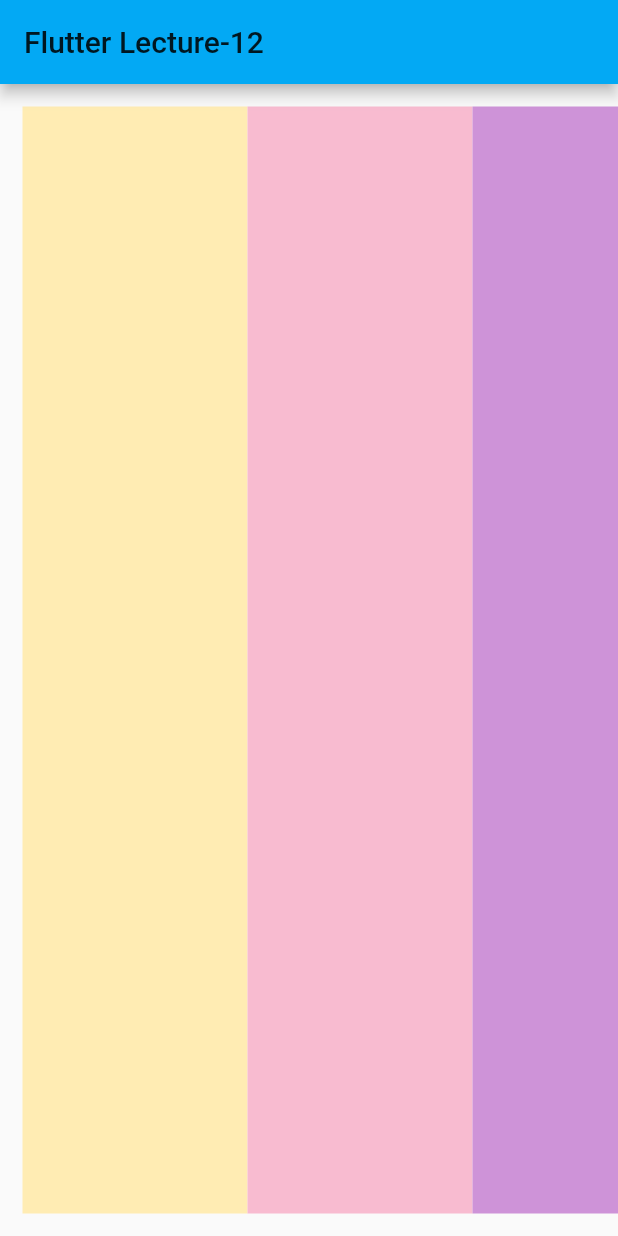
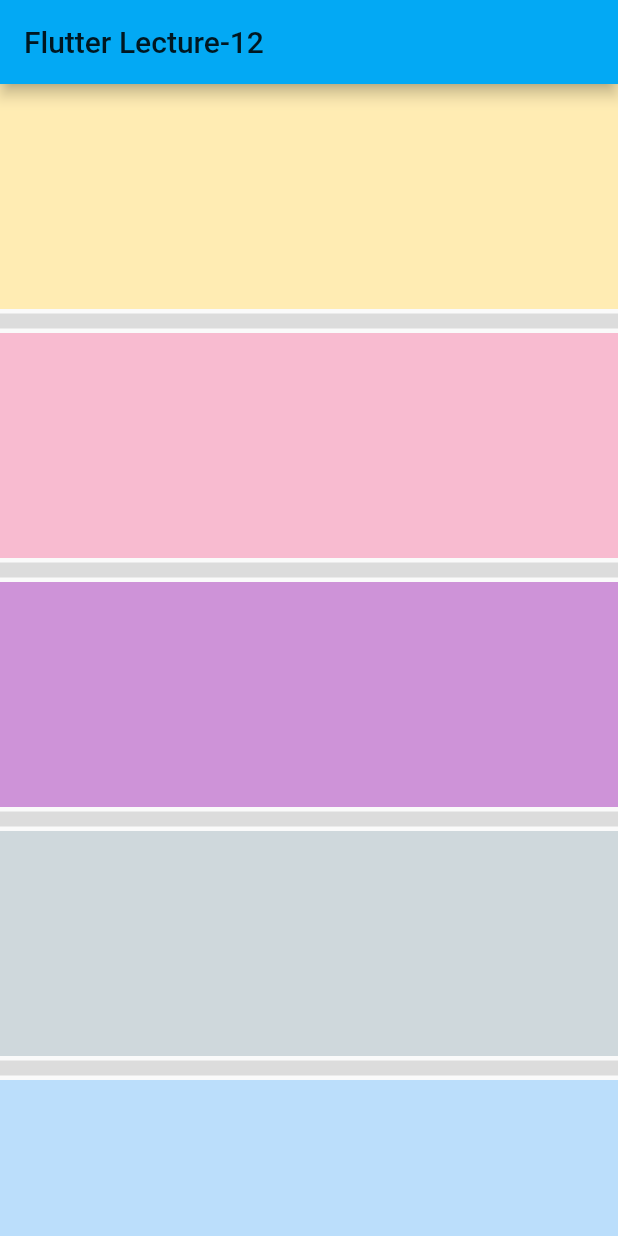
Before and after one commit to moniradiu/flutter-class-app, a Flutter app: the screen it shows after launch, on a phone screen of 412 x 824 dp. Run offline on Flutter 3.47's test engine with Material 2 defaults, Android fonts, the phone set to English and light mode, and no system bars.

Commit message:
Listviwe using Builder And Separated

```diff
--- a/lib/main.dart
+++ b/lib/main.dart
@@ -30,50 +30,75 @@ class MyHomePage extends StatefulWidget {
 
 class _MyHomePageState extends State<MyHomePage> {
   var textEditingController = TextEditingController();
+  List<Color> color = [
+    Colors.amber[100],
+    Colors.pink[100],
+    Colors.purple[200],
+    Colors.blueGrey[100],
+    Colors.blue[100],
+    Colors.red[100],
+    Colors.green[100],
+    Colors.lime[200],
+  ];
   @override
   Widget build(BuildContext context) {
     return Scaffold(
       appBar: AppBar(
         title: Text(widget.title),
       ),
-      body: Container(
-        child: SingleChildScrollView(
-          padding: const EdgeInsets.all(15),
-          scrollDirection: Axis.horizontal,
-          child: Row(
-            children: [
-              Container(
-                width: 150,
-                color: Colors.amber[100],
-              ),
-              Container(
-                width: 150,
-                color: Colors.pink[100],
-              ),
-              Container(
-                width: 150,
-                color: Colors.purple[200],
-              ),
-              Container(
-                width: 150,
-                color: Colors.blueGrey[100],
-              ),
-              Container(
-                width: 150,
-                color: Colors.red[100],
-              ),
-              Container(
-                width: 150,
-                color: Colors.green[100],
-              ),
-              Container(
-                width: 150,
-                color: Colors.lime[100],
-              ),
-            ],
-          ),
-        ),
+      //body: ListView.builder(
+      body: ListView.separated(
+        separatorBuilder: (context, index) {
+          return Divider(
+            thickness: 10,
+          );
+        },
+        physics: BouncingScrollPhysics(),
+        itemCount: 8,
+        itemBuilder: (context, index) {
+          return Container(
+            height: 150,
+            color: color[index],
+          );
+        },
       ),
     );
   }
 }
+
+//  child: SingleChildScrollView(
+//         padding: const EdgeInsets.all(15),
+//         scrollDirection: Axis.horizontal,
+//         child: Row(
+//           children: [
+//             Container(
+//               width: 150,
+//               color: Colors.amber[100],
+//             ),
+//             Container(
+//               width: 150,
+//               color: Colors.pink[100],
+//             ),
+//             Container(
+//               width: 150,
+//               color: Colors.purple[200],
+//             ),
+//             Container(
+//               width: 150,
+//               color: Colors.blueGrey[100],
+//             ),
+//             Container(
+//               width: 150,
+//               color: Colors.red[100],
+//             ),
+//             Container(
+//               width: 150,
+//               color: Colors.green[100],
+//             ),
+//             Container(
+//               width: 150,
+//               color: Colors.lime[100],
+//             ),
+//           ],
+//         ),
+//       ),
```
